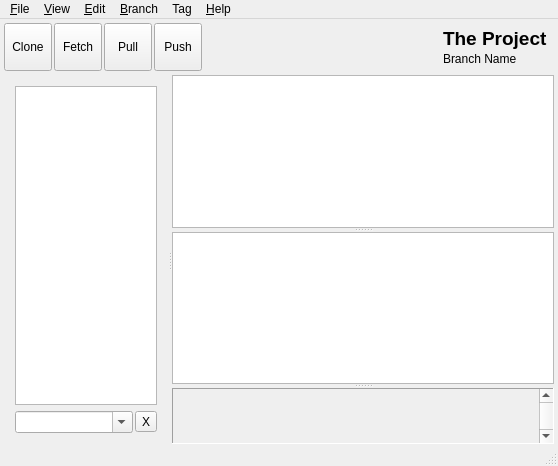
Above: src/MainWindow.ui from soramimi/Guitar before the change. Below: the same form after it.
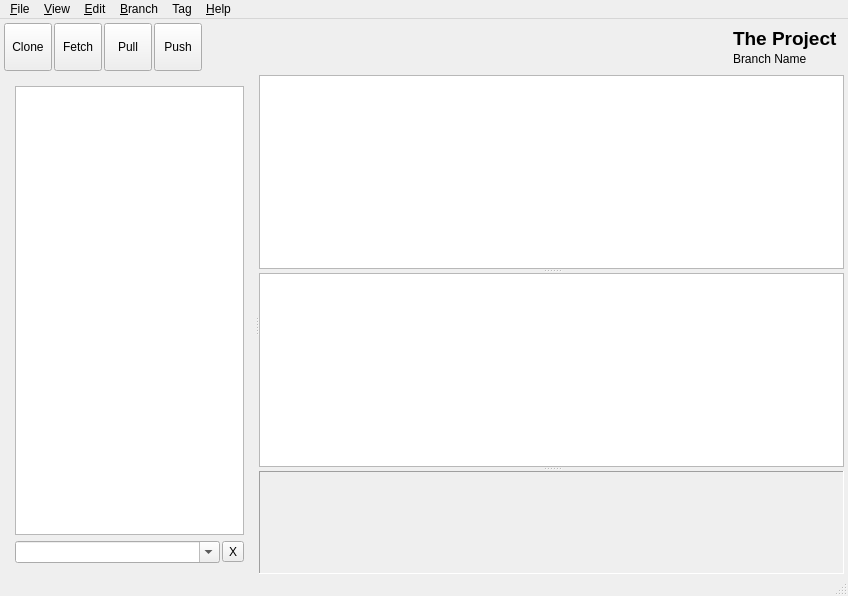
That is the form after the change. The open tabs and pages were chosen to show the change. Icons and pictures are not drawn. Custom widgets are drawn as their Qt base class.

Commit message: diffビューをMainWindowから独立してクラス化

```diff
--- a/src/MainWindow.ui
+++ b/src/MainWindow.ui
@@ -6,8 +6,8 @@
    <rect>
     <x>0</x>
     <y>0</y>
-    <width>558</width>
-    <height>466</height>
+    <width>848</width>
+    <height>596</height>
    </rect>
   </property>
   <property name="windowTitle">
@@ -626,25 +626,23 @@
            <number>0</number>
           </property>
           <item>
-           <widget class="QListWidget" name="listWidget_files"/>
+           <widget class="QListWidget" name="listWidget_files">
+            <property name="contextMenuPolicy">
+             <enum>Qt::CustomContextMenu</enum>
+            </property>
+           </widget>
           </item>
          </layout>
         </widget>
        </widget>
-       <widget class="QFrame" name="frame">
-        <property name="sizePolicy">
-         <sizepolicy hsizetype="Preferred" vsizetype="Preferred">
-          <horstretch>0</horstretch>
-          <verstretch>0</verstretch>
-         </sizepolicy>
-        </property>
+       <widget class="QFrame" name="frame_6">
         <property name="frameShape">
          <enum>QFrame::Panel</enum>
         </property>
         <property name="frameShadow">
          <enum>QFrame::Sunken</enum>
         </property>
-        <layout class="QHBoxLayout" name="horizontalLayout">
+        <layout class="QVBoxLayout" name="verticalLayout_6">
          <property name="spacing">
           <number>0</number>
          </property>
@@ -661,35 +659,15 @@
           <number>0</number>
          </property>
          <item>
-          <widget class="FileDiffSliderWidget" name="widget_diff_pixmap" native="true">
-           <property name="maximumSize">
+          <widget class="FileDiffWidget" name="widget_diff_view" native="true">
+           <property name="minimumSize">
             <size>
-             <width>20</width>
-             <height>16777215</height>
+             <width>0</width>
+             <height>100</height>
             </size>
            </property>
           </widget>
          </item>
-         <item>
-          <widget class="FileDiffWidget" name="widget_diff_left" native="true">
-           <property name="sizePolicy">
-            <sizepolicy hsizetype="Preferred" vsizetype="Preferred">
-             <horstretch>0</horstretch>
-             <verstretch>0</verstretch>
-            </sizepolicy>
-           </property>
-          </widget>
-         </item>
-         <item>
-          <widget class="FileDiffWidget" name="widget_diff_right" native="true"/>
-         </item>
-         <item>
-          <widget class="QScrollBar" name="verticalScrollBar">
-           <property name="orientation">
-            <enum>Qt::Vertical</enum>
-           </property>
-          </widget>
-         </item>
         </layout>
        </widget>
       </widget>
@@ -702,7 +680,7 @@
     <rect>
      <x>0</x>
      <y>0</y>
-     <width>558</width>
+     <width>848</width>
      <height>24</height>
     </rect>
    </property>
@@ -895,23 +873,11 @@
  </widget>
  <layoutdefault spacing="6" margin="11"/>
  <customwidgets>
-  <customwidget>
-   <class>FileDiffWidget</class>
-   <extends>QWidget</extends>
-   <header>FileDiffWidget.h</header>
-   <container>1</container>
-  </customwidget>
   <customwidget>
    <class>LogTableWidget</class>
    <extends>QTableWidget</extends>
    <header>LogTableWidget.h</header>
   </customwidget>
-  <customwidget>
-   <class>FileDiffSliderWidget</class>
-   <extends>QWidget</extends>
-   <header>FileDiffSliderWidget.h</header>
-   <container>1</container>
-  </customwidget>
   <customwidget>
    <class>RepositoryInfoFrame</class>
    <extends>QFrame</extends>
@@ -928,6 +894,12 @@
    <extends>QTreeWidget</extends>
    <header>RepositoriesTreeWidget.h</header>
   </customwidget>
+  <customwidget>
+   <class>FileDiffWidget</class>
+   <extends>QWidget</extends>
+   <header>FileDiffWidget.h</header>
+   <container>1</container>
+  </customwidget>
  </customwidgets>
  <resources>
   <include location="../resources.qrc"/>
```
Left out of the diff: 2 changed lines with no effect on the pictures. The commit also changes 20 other files.
